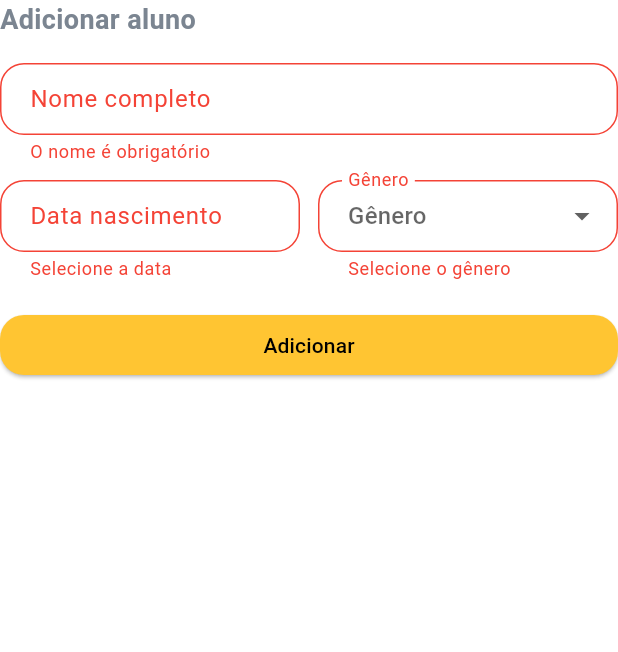
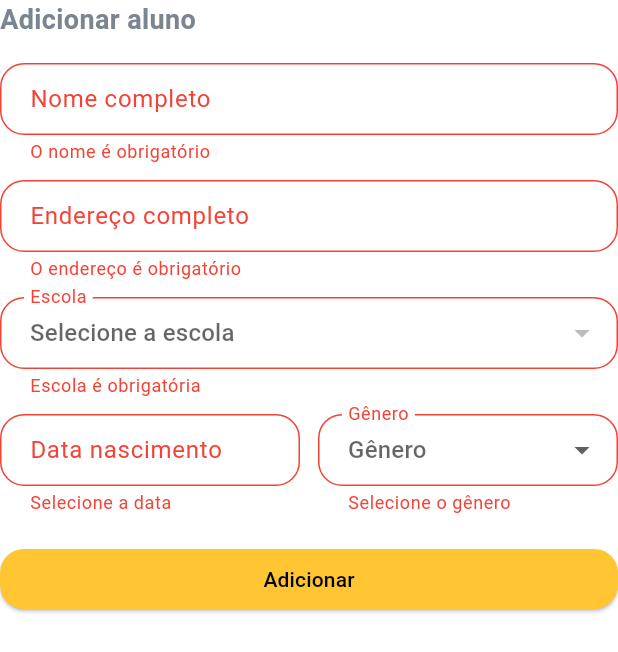
Before and after one commit to biancanilsen/checkVanFrontend, a Flutter app: the StudentForm widget shown alone on an empty page, opened directly, after a tap on "Adicionar", on a phone screen of 412 x 824 dp. Shown: the top 652 px of the screen. Run offline on Flutter 3.47's test engine with Material 3 defaults, Android fonts, the phone set to English and light mode, and no system bars; our stand-ins replace shared_preferences; accounts and stored records are empty.

```diff
--- a/lib/features/forms/student_form.dart
+++ b/lib/features/forms/student_form.dart
@@ -1,6 +1,8 @@
 import 'package:flutter/material.dart';
 import 'package:provider/provider.dart';
 import 'package:intl/intl.dart';
+
+import '../../provider/school_provider.dart';
 import '../../provider/student_provider.dart';
 
 class StudentForm extends StatefulWidget {
@@ -14,13 +16,22 @@ class _StudentFormState extends State<StudentForm> {
   final _formKey = GlobalKey<FormState>();
   final _nameController = TextEditingController();
   final _birthDateController = TextEditingController();
+  final _addressController = TextEditingController(); // Controller para o endereço
 
   DateTime? _birthDate;
   String? _selectedGender;
+  int? _selectedSchoolId;
+
+  @override
+  void dispose() {
+    _nameController.dispose();
+    _birthDateController.dispose();
+    _addressController.dispose(); // Não se esqueça do dispose
+    super.dispose();
+  }
 
   void _pickDate() async {
     FocusScope.of(context).requestFocus(FocusNode());
-
     final picked = await showDatePicker(
       context: context,
       initialDate: _birthDate ?? DateTime(2010),
@@ -45,26 +56,27 @@ class _StudentFormState extends State<StudentForm> {
       _nameController.text,
       _birthDate!,
       _selectedGender!,
+      _selectedSchoolId!,
+      _addressController.text, // Passa o valor do campo de endereço
     );
 
+    // Limpa todos os campos do formulário
     _formKey.currentState?.reset();
     _nameController.clear();
     _birthDateController.clear();
+    _addressController.clear();
     setState(() {
       _birthDate = null;
       _selectedGender = null;
+      _selectedSchoolId = null;
     });
   }
 
   @override
-  void dispose() {
-    _nameController.dispose();
-    _birthDateController.dispose();
-    super.dispose();
-  }
+  Widget build(BuildContext context) {
+    final schoolProvider = context.watch<SchoolProvider>();
+    final studentProvider = context.watch<StudentProvider>();
 
-  @override
-  Widget build(BuildContext context) {
     return Form(
       key: _formKey,
       child: Column(
@@ -76,14 +88,39 @@ class _StudentFormState extends State<StudentForm> {
           TextFormField(
             controller: _nameController,
             decoration: const InputDecoration(labelText: 'Nome completo'),
-            validator: (value) {
-              if (value == null || value.trim().isEmpty) {
-                return 'O nome é obrigatório';
-              }
-              return null;
-            },
+            validator: (value) => (value == null || value.trim().isEmpty) ? 'O nome é obrigatório' : null,
           ),
           const SizedBox(height: 12),
+
+          TextFormField(
+            controller: _addressController,
+            decoration: const InputDecoration(labelText: 'Endereço completo'),
+            validator: (value) => (value == null || value.trim().isEmpty) ? 'O endereço é obrigatório' : null,
+          ),
+          const SizedBox(height: 12),
+
+          DropdownButtonFormField<int>(
+            value: _selectedSchoolId,
+            // 1. O hint (texto de dica) muda para indicar o carregamento
+            hint: Text(schoolProvider.isLoading ? 'Carregando escolas...' : 'Selecione a escola'),
+            decoration: const InputDecoration(labelText: 'Escola'),
+            isExpanded: true,
+            items: schoolProvider.schools.map((school) {
+              return DropdownMenuItem<int>(
+                value: school.id,
+                child: Text(school.name, overflow: TextOverflow.ellipsis),
+              );
+            }).toList(),
+            // 2. A propriedade onChanged se torna nula durante o carregamento, desabilitando o campo
+            onChanged: schoolProvider.isLoading ? null : (newValue) {
+              setState(() {
+                _selectedSchoolId = newValue;
+              });
+            },
+            validator: (value) => value == null ? 'Escola é obrigatória' : null,
+          ),
+          const SizedBox(height: 12),
+
           Row(
             crossAxisAlignment: CrossAxisAlignment.start,
             children: [
@@ -93,47 +130,34 @@ class _StudentFormState extends State<StudentForm> {
                   readOnly: true,
                   onTap: _pickDate,
                   decoration: const InputDecoration(labelText: 'Data nascimento'),
-                  validator: (value) {
-                    if (value == null || value.isEmpty) {
-                      return 'Selecione a data';
-                    }
-                    return null;
-                  },
+                  validator: (value) => (value == null || value.isEmpty) ? 'Selecione a data' : null,
                 ),
               ),
               const SizedBox(width: 12),
-
               Expanded(
                 child: DropdownButtonFormField<String>(
                   value: _selectedGender,
                   hint: const Text('Gênero'),
                   decoration: const InputDecoration(labelText: 'Gênero'),
-                  onChanged: (String? newValue) {
-                    setState(() {
-                      _selectedGender = newValue;
-                    });
-                  },
+                  onChanged: (String? newValue) => setState(() => _selectedGender = newValue),
                   validator: (value) => value == null ? 'Selecione o gênero' : null,
                   items: const [
-                    DropdownMenuItem(
-                      value: 'male',
-                      child: Text('Masculino'),
-                    ),
-                    DropdownMenuItem(
-                      value: 'female',
-                      child: Text('Feminino'),
-                    ),
+                    DropdownMenuItem(value: 'male', child: Text('Masculino')),
+                    DropdownMenuItem(value: 'female', child: Text('Feminino')),
                   ],
                 ),
               ),
             ],
           ),
           const SizedBox(height: 20),
+
           SizedBox(
             width: double.infinity,
             child: ElevatedButton(
-              onPressed: _addStudent,
-              child: const Text('Adicionar'),
+              onPressed: studentProvider.isLoading ? null : _addStudent,
+              child: studentProvider.isLoading
+                  ? const SizedBox(height: 20, width: 20, child: CircularProgressIndicator(strokeWidth: 2, color: Colors.white))
+                  : const Text('Adicionar'),
             ),
           ),
         ],
--- a/lib/main.dart
+++ b/lib/main.dart
@@ -1,4 +1,5 @@
 import 'package:check_van_frontend/provider/login_provider.dart';
+import 'package:check_van_frontend/provider/school_provider.dart';
 import 'package:check_van_frontend/provider/student_provider.dart';
 import 'package:check_van_frontend/provider/trip_provider.dart';
 import 'package:flutter/material.dart';
@@ -21,6 +22,7 @@ void main() {
         ChangeNotifierProvider(create: (_) => LoginProvider()),
         ChangeNotifierProvider(create: (_) => StudentProvider()),
         ChangeNotifierProvider(create: (_) => TripProvider()),
+        ChangeNotifierProvider(create: (_) => SchoolProvider()),
       ],
       child: const MyApp(),
     ),
--- /dev/null
+++ b/lib/model/school_model.dart
@@ -0,0 +1,15 @@
+class School {
+  final int id;
+  final String name;
+  final String address;
+
+  School({required this.id, required this.name, required this.address});
+
+  factory School.fromJson(Map<String, dynamic> json) {
+    return School(
+      id: json['id'] ?? 0,
+      name: json['name'] ?? 'Nome indisponível',
+      address: json['addres'] ?? 'Endereço indisponível'
+    );
+  }
+}
--- a/lib/network/endpoints.dart
+++ b/lib/network/endpoints.dart
@@ -1,5 +1,5 @@
 class Endpoints {
-  static const String baseUrl = 'http://192.0.0.2:3200';
+  static const String baseUrl = 'http://192.168.0.114:3200';
 
   // user
   static const String login = '$baseUrl/user/login';
@@ -25,4 +25,7 @@ class Endpoints {
 
   //team
   static const String getTeamsByTripId = '$baseUrl/trip/getBytripId';
+
+  //schoool
+  static const String listSchools = '$baseUrl/school/list';
 }
--- /dev/null
+++ b/lib/provider/school_provider.dart
@@ -0,0 +1,45 @@
+import 'dart:convert';
+import 'package:flutter/material.dart';
+import 'package:http/http.dart' as http;
+import '../model/school_model.dart';
+import '../network/endpoints.dart';
+import '../utils/user_session.dart';
+
+class SchoolProvider extends ChangeNotifier {
+  List<School> _schools = [];
+  bool _isLoading = false;
+  String? _error;
+
+  List<School> get schools => _schools;
+  bool get isLoading => _isLoading;
+  String? get error => _error;
+
+  Future<void> getSchools() async {
+    _isLoading = true;
+    _error = null;
+    notifyListeners();
+
+    try {
+      final token = await UserSession.getToken();
+      if (token == null) throw Exception('Usuário não autenticado.');
+
+      // Certifique-se de que este endpoint está no seu arquivo Endpoints.dart
+      final response = await http.get(
+        Uri.parse(Endpoints.listSchools),
+        headers: {'Authorization': 'Bearer $token'},
+      );
+
+      if (response.statusCode == 200) {
+        final List<dynamic> schoolListJson = jsonDecode(response.body);
+        _schools = schoolListJson.map((json) => School.fromJson(json)).toList();
+      } else {
+        _error = 'Falha ao carregar escolas.';
+      }
+    } catch (e) {
+      _error = 'Erro de conexão: ${e.toString()}';
+    } finally {
+      _isLoading = false;
+      notifyListeners();
+    }
+  }
+}
```
Also changed, not shown: lib/features/forms/edit_trip_form.dart (+28 -15 lines), lib/features/forms/trip_form.dart (+49 -46 lines), lib/features/pages/students_page.dart (+17 -7 lines), lib/features/widgets/trip_expansion_tile.dart (+49 -22 lines), lib/model/trip_model.dart (+13 -7 lines), lib/provider/student_provider.dart (+10 -5 lines), lib/provider/trip_provider.dart (+32 -24 lines).
